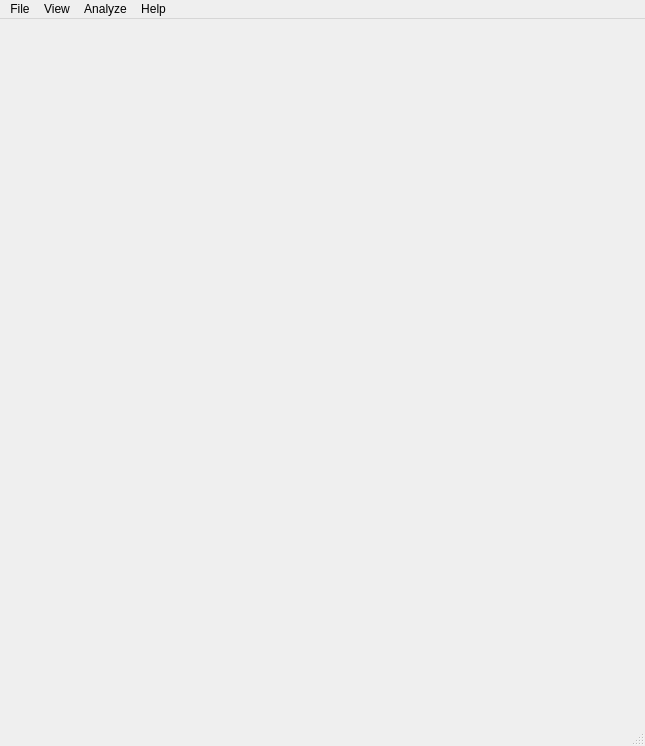
This is ui/mainwindow.ui in btandersen383/Budget-Manager as Qt 5 draws it before an edit. The edited form follows.
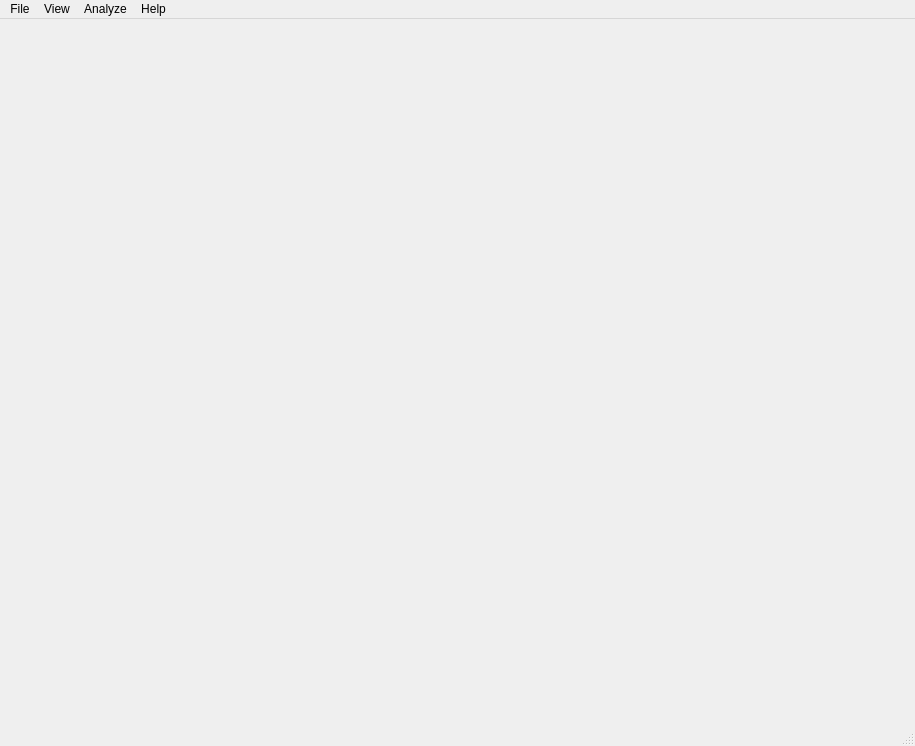
This is the edited form. Icons and pictures are not drawn.

The edit to the form file:
```diff
--- a/ui/mainwindow.ui
+++ b/ui/mainwindow.ui
@@ -6,7 +6,7 @@
    <rect>
     <x>0</x>
     <y>0</y>
-    <width>645</width>
+    <width>915</width>
     <height>746</height>
    </rect>
   </property>
@@ -41,7 +41,7 @@
     <rect>
      <x>0</x>
      <y>0</y>
-     <width>645</width>
+     <width>915</width>
      <height>22</height>
     </rect>
    </property>
```
Left out of the diff: 6 changed lines with no effect on the pictures.
